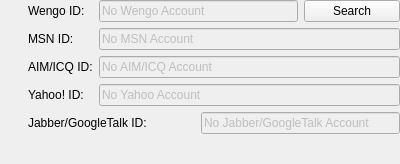
Above: wengophone/src/presentation/qt/imcontact/SimpleIMContactManager.ui from tkrotoff/WengoPhone before the change. Below: the same form after it.
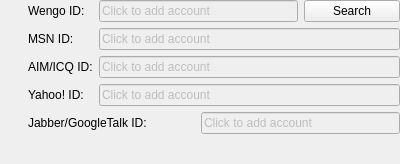
That is the form after the change. Icons and pictures are not drawn.

Diff of the .ui file:
```diff
--- a/wengophone/src/presentation/qt/imcontact/SimpleIMContactManager.ui
+++ b/wengophone/src/presentation/qt/imcontact/SimpleIMContactManager.ui
@@ -25,7 +25,7 @@
       <bool>false</bool>
      </property>
      <property name="text" >
-      <string>No Jabber/GoogleTalk Account</string>
+      <string>Click to add account</string>
      </property>
     </widget>
    </item>
@@ -150,7 +150,7 @@
       <bool>false</bool>
      </property>
      <property name="text" >
-      <string>No AIM/ICQ Account</string>
+      <string>Click to add account</string>
      </property>
     </widget>
    </item>
@@ -160,7 +160,7 @@
       <bool>false</bool>
      </property>
      <property name="text" >
-      <string>No MSN Account</string>
+      <string>Click to add account</string>
      </property>
     </widget>
    </item>
@@ -170,7 +170,7 @@
       <bool>false</bool>
      </property>
      <property name="text" >
-      <string>No Wengo Account</string>
+      <string>Click to add account</string>
      </property>
     </widget>
    </item>
@@ -180,7 +180,7 @@
       <bool>false</bool>
      </property>
      <property name="text" >
-      <string>No Yahoo Account</string>
+      <string>Click to add account</string>
      </property>
     </widget>
    </item>
```
